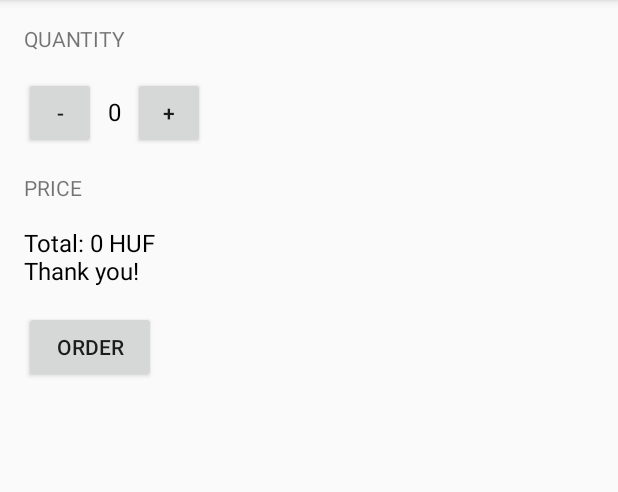
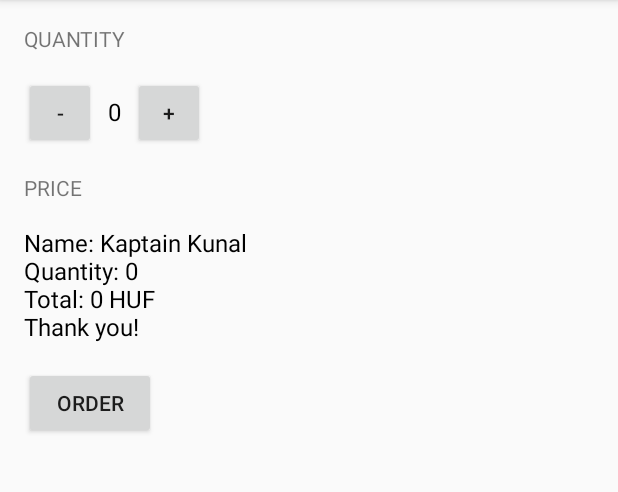
Before and after one commit to multiversetheorie/JustJavaNew, an Android app: the screen it shows after launch (MainActivity), after a tap on "ORDER", on a phone screen of 412 x 824 dp, the part 84-576 px from its top. Run offline under Robolectric (Android 15) with nearby library versions, the phone set to English and light mode, and no system bars.

Commit message:
Created separate method for order summary and price calculation.

```diff
--- a/app/src/main/java/com/example/android/justjavanew/MainActivity.java
+++ b/app/src/main/java/com/example/android/justjavanew/MainActivity.java
@@ -22,6 +22,8 @@ import java.text.NumberFormat;
 public class MainActivity extends AppCompatActivity {
 
     int quantity = 0;
+    int pricePerCup = 5;
+    int price;
 
     @Override
     protected void onCreate(Bundle savedInstanceState) {
@@ -49,21 +51,26 @@ public class MainActivity extends AppCompatActivity {
      * This method is called when the order button is clicked.
      */
     public void submitOrder(View view) {
-        int price = quantity * 5;
-        String priceMessage = "Total: " + price + " HUF";
-        priceMessage = priceMessage + "\nThank you!";
-        displayMessage(priceMessage);
-
-        calculatePrice();
+        price = calculatePrice();
+        displayMessage(createOrderSummary());
     }
 
     /**
      * Calculates the price of the order.
-     *
-     * @param quantity is the number of cups of coffee ordered
      */
-    private void calculatePrice() {
-        int price = quantity * 5;
+    private int calculatePrice() {
+        return quantity * pricePerCup;
+    }
+
+    /**
+     * Creates and returns the order summary.
+     */
+    private String createOrderSummary () {
+        String orderSummary = "Name: Kaptain Kunal";
+        orderSummary = orderSummary + "\nQuantity: " + quantity;
+        orderSummary = orderSummary + "\nTotal: " + price + " HUF";
+        orderSummary = orderSummary + "\nThank you!";
+        return orderSummary;
     }
 
     /**
```
